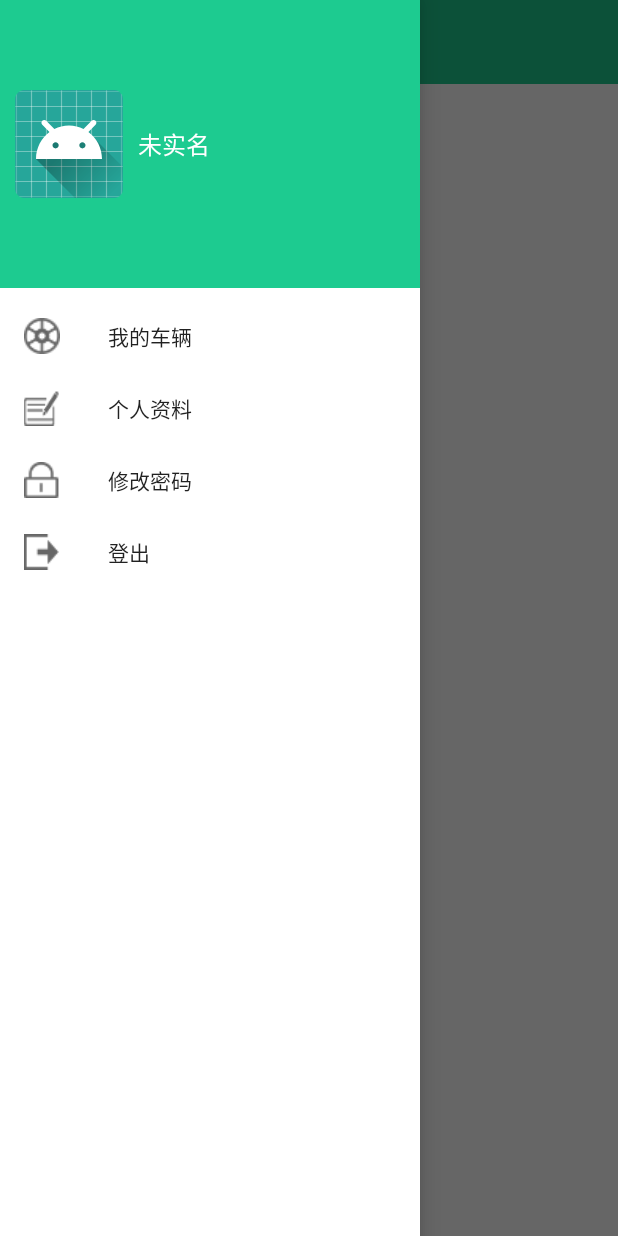
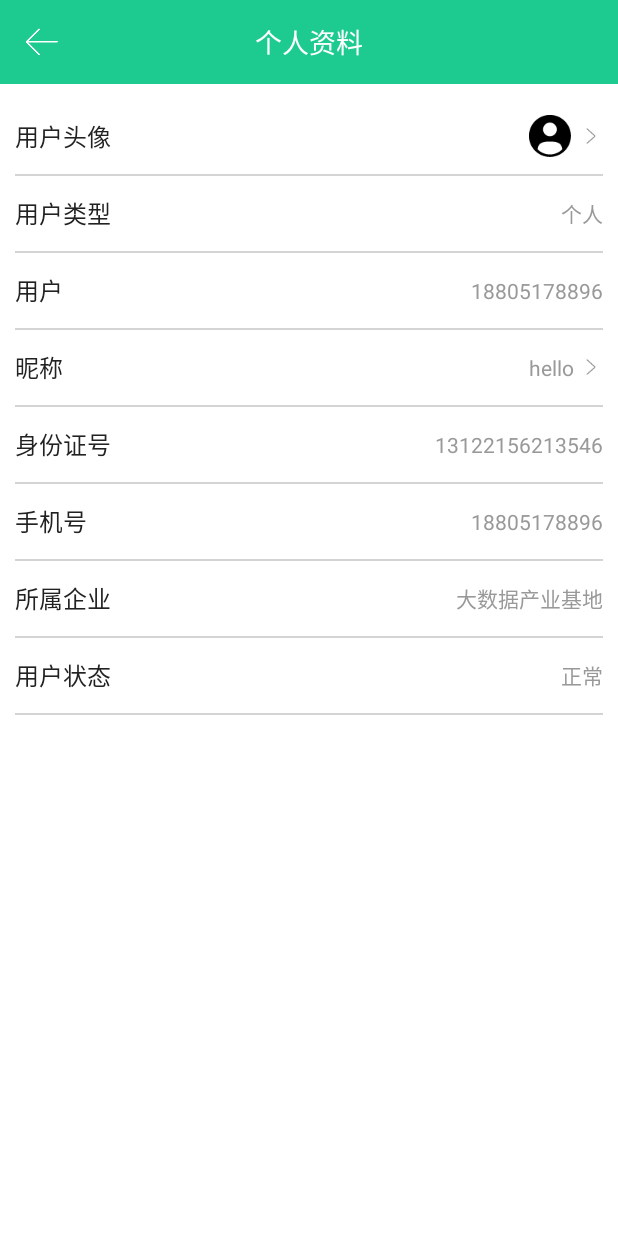
Before and after one commit to BetterZhang/Lease, an Android app: the MainActivity screen opened directly, with no data from a screen before it, in the side drawer, after a tap on "个人资料", on a phone screen of 412 x 824 dp. Run offline under Robolectric (Android 15) with nearby library versions, the phone set to English and light mode, and no system bars; our stand-ins replace ButterKnife.

Commit message:
个人资料页面

```diff
--- /dev/null
+++ b/app/src/main/java/com/anshi/lease/ui/activity/EditPwdActivity.java
@@ -0,0 +1,18 @@
+package com.anshi.lease.ui.activity;
+
+import com.anshi.lease.R;
+import com.anshi.lease.ui.base.LeaseBaseActivity;
+
+/**
+ * Created by Android Studio.
+ * Author : zhangzhongqiang
+ * Email  : betterzhang.dev@gmail.com
+ * Time   : 2018/05/16 上午 9:29
+ * Desc   : 修改密码页面
+ */
+public class EditPwdActivity extends LeaseBaseActivity {
+    @Override
+    protected int getContentViewId() {
+        return R.layout.activity_edit_pwd;
+    }
+}
--- a/app/src/main/java/com/anshi/lease/ui/activity/MainActivity.java
+++ b/app/src/main/java/com/anshi/lease/ui/activity/MainActivity.java
@@ -54,11 +54,40 @@ public class MainActivity extends LeaseBaseActivity {
             @Override
             public boolean onNavigationItemSelected(@NonNull MenuItem item) {
                 switch (item.getItemId()) {
-
+                    case R.id.item_bike:
+                        gotoBikeActivity();
+                        break;
+                    case R.id.item_personal:
+                        gotoPersonalActivity();
+                        break;
+                    case R.id.item_editpwd:
+                        gotoEditPwdActivity();
+                        break;
+                    case R.id.item_logout:
+                        logout();
+                        break;
+                    default:
+                        break;
                 }
                 return false;
             }
         });
     }
 
+    private void gotoBikeActivity() {
+
+    }
+
+    private void gotoPersonalActivity() {
+        startAnimActivity(PersonalActivity.class);
+    }
+
+    private void gotoEditPwdActivity() {
+        startAnimActivity(EditPwdActivity.class);
+    }
+
+    private void logout() {
+        showShortToast("登出成功");
+    }
+
 }
--- /dev/null
+++ b/app/src/main/java/com/anshi/lease/ui/activity/PersonalActivity.java
@@ -0,0 +1,25 @@
+package com.anshi.lease.ui.activity;
+
+import com.anshi.lease.R;
+import com.anshi.lease.ui.base.LeaseBaseActivity;
+
+/**
+ * Created by Android Studio.
+ * Author : zhangzhongqiang
+ * Email  : betterzhang.dev@gmail.com
+ * Time   : 2018/05/16 上午 9:27
+ * Desc   : 个人资料页面
+ */
+public class PersonalActivity extends LeaseBaseActivity {
+
+    @Override
+    protected int getContentViewId() {
+        return R.layout.activity_personal;
+    }
+
+    @Override
+    protected void initView() {
+        super.initView();
+        initToolbar("个人资料", true);
+    }
+}
--- /dev/null
+++ b/app/src/main/res/drawable/shape_view_divider.xml
@@ -0,0 +1,7 @@
+<?xml version="1.0" encoding="utf-8"?>
+<shape xmlns:android="http://schemas.android.com/apk/res/android">
+
+    <size android:height="2px" />
+    <solid android:color="@color/common_line_divider" />
+
+</shape>
--- /dev/null
+++ b/app/src/main/res/layout/activity_edit_pwd.xml
@@ -0,0 +1,10 @@
+<?xml version="1.0" encoding="utf-8"?>
+<LinearLayout
+    xmlns:android="http://schemas.android.com/apk/res/android"
+    android:orientation="vertical"
+    android:layout_width="match_parent"
+    android:layout_height="match_parent">
+
+
+
+</LinearLayout>
--- /dev/null
+++ b/app/src/main/res/layout/activity_personal.xml
@@ -0,0 +1,239 @@
+<?xml version="1.0" encoding="utf-8"?>
+<LinearLayout
+    xmlns:android="http://schemas.android.com/apk/res/android"
+    android:layout_width="match_parent"
+    android:layout_height="match_parent"
+    android:orientation="vertical">
+
+    <include layout="@layout/layout_toolbar" />
+
+    <ScrollView
+        android:layout_width="match_parent"
+        android:layout_height="match_parent">
+
+        <LinearLayout
+            android:layout_width="match_parent"
+            android:layout_height="match_parent"
+            android:orientation="vertical"
+            android:padding="10dp"
+            android:showDividers="middle|end"
+            android:divider="@drawable/shape_view_divider">
+
+            <LinearLayout
+                android:layout_width="match_parent"
+                android:layout_height="50dp"
+                android:orientation="horizontal"
+                android:gravity="center_vertical">
+
+                <TextView
+                    android:layout_width="0dp"
+                    android:layout_height="wrap_content"
+                    android:layout_weight="1"
+                    android:gravity="center_vertical"
+                    android:text="用户头像"
+                    android:textSize="16sp"/>
+
+                <LinearLayout
+                    android:layout_width="0dp"
+                    android:layout_height="wrap_content"
+                    android:layout_weight="1"
+                    android:orientation="horizontal"
+                    android:gravity="center_vertical|right">
+
+                    <ImageView
+                        android:layout_width="wrap_content"
+                        android:layout_height="wrap_content"
+                        android:src="@mipmap/ic_user_default"/>
+
+                    <ImageView
+                        android:layout_width="wrap_content"
+                        android:layout_height="wrap_content"
+                        android:layout_marginLeft="3dp"
+                        android:src="@mipmap/ic_more"/>
+
+                </LinearLayout>
+
+            </LinearLayout>
+
+            <LinearLayout
+                android:layout_width="match_parent"
+                android:layout_height="50dp"
+                android:orientation="horizontal"
+                android:gravity="center_vertical">
+
+                <TextView
+                    android:layout_width="0dp"
+                    android:layout_height="wrap_content"
+                    android:layout_weight="1"
+                    android:gravity="center_vertical"
+                    android:text="用户类型"
+                    android:textSize="16sp"/>
+
+                <TextView
+                    android:id="@+id/tv_user_type"
+                    android:layout_width="0dp"
+                    android:layout_height="wrap_content"
+                    android:layout_weight="1"
+                    android:gravity="center_vertical|right"
+                    android:text="个人"
+                    android:textColor="@color/common_font_gray"/>
+
+            </LinearLayout>
+
+            <LinearLayout
+                android:layout_width="match_parent"
+                android:layout_height="50dp"
+                android:orientation="horizontal"
+                android:gravity="center_vertical">
+
+                <TextView
+                    android:layout_width="0dp"
+                    android:layout_height="wrap_content"
+                    android:layout_weight="1"
+                    android:gravity="center_vertical"
+                    android:text="用户"
+                    android:textSize="16sp"/>
+
+                <TextView
+                    android:id="@+id/tv_user_name"
+                    android:layout_width="0dp"
+                    android:layout_height="wrap_content"
+                    android:layout_weight="1"
+                    android:gravity="center_vertical|right"
+                    android:text="18805178896"
+                    android:textColor="@color/common_font_gray"/>
+
+            </LinearLayout>
+
+            <LinearLayout
+                android:layout_width="match_parent"
+                android:layout_height="50dp"
+                android:orientation="horizontal"
+                android:gravity="center_vertical">
+
+                <TextView
+                    android:layout_width="0dp"
+                    android:layout_height="wrap_content"
+                    android:layout_weight="1"
+                    android:gravity="center_vertical"
+                    android:text="昵称"
+                    android:textSize="16sp"/>
+
+                <TextView
+                    android:id="@+id/tv_nick_name"
+                    android:layout_width="0dp"
+                    android:layout_height="wrap_content"
+                    android:layout_weight="1"
+                    android:gravity="center_vertical|right"
+                    android:drawableRight="@mipmap/ic_more"
+                    android:drawablePadding="3dp"
+                    android:text="hello"
+                    android:textColor="@color/common_font_gray"/>
+
+            </LinearLayout>
+
+            <LinearLayout
+                android:layout_width="match_parent"
+                android:layout_height="50dp"
+                android:orientation="horizontal"
+                android:gravity="center_vertical">
+
+                <TextView
+                    android:layout_width="0dp"
+                    android:layout_height="wrap_content"
+                    android:layout_weight="1"
+                    android:gravity="center_vertical"
+                    android:text="身份证号"
+                    android:textSize="16sp"/>
+
+                <TextView
+                    android:id="@+id/tv_idcard"
+                    android:layout_width="0dp"
+                    android:layout_height="wrap_content"
+                    android:layout_weight="1"
+                    android:gravity="center_vertical|right"
+                    android:text="13122156213546"
+                    android:textColor="@color/common_font_gray"/>
+
+            </LinearLayout>
+
+            <LinearLayout
+                android:layout_width="match_parent"
+                android:layout_height="50dp"
+                android:orientation="horizontal"
+                android:gravity="center_vertical">
+
+                <TextView
+                    android:layout_width="0dp"
+                    android:layout_height="wrap_content"
+                    android:layout_weight="1"
+                    android:gravity="center_vertical"
+                    android:text="手机号"
+                    android:textSize="16sp"/>
+
+                <TextView
+                    android:id="@+id/tv_phone"
+                    android:layout_width="0dp"
+                    android:layout_height="wrap_content"
+                    android:layout_weight="1"
+                    android:gravity="center_vertical|right"
+                    android:text="18805178896"
+                    android:textColor="@color/common_font_gray"/>
+
+            </LinearLayout>
+
+            <LinearLayout
+                android:layout_width="match_parent"
+                android:layout_height="50dp"
+                android:orientation="horizontal"
+                android:gravity="center_vertical">
+
+                <TextView
+                    android:layout_width="0dp"
+                    android:layout_height="wrap_content"
+                    android:layout_weight="1"
+                    android:gravity="center_vertical"
+                    android:text="所属企业"
+                    android:textSize="16sp"/>
+
+                <TextView
+                    android:id="@+id/tv_company"
+                    android:layout_width="0dp"
+                    android:layout_height="wrap_content"
+                    android:layout_weight="1"
+                    android:gravity="center_vertical|right"
+                    android:text="大数据产业基地"
+                    android:textColor="@color/common_font_gray"/>
+
+            </LinearLayout>
+
+            <LinearLayout
+                android:layout_width="match_parent"
+                android:layout_height="50dp"
+                android:orientation="horizontal"
+                android:gravity="center_vertical">
+
+                <TextView
+                    android:layout_width="0dp"
+                    android:layout_height="wrap_content"
+                    android:layout_weight="1"
+                    android:gravity="center_vertical"
+                    android:text="用户状态"
+                    android:textSize="16sp"/>
+
+                <TextView
+                    android:id="@+id/tv_user_state"
+                    android:layout_width="0dp"
+                    android:layout_height="wrap_content"
+                    android:layout_weight="1"
+                    android:gravity="center_vertical|right"
+                    android:text="正常"
+                    android:textColor="@color/common_font_gray"/>
+
+            </LinearLayout>
+
+        </LinearLayout>
+
+    </ScrollView>
+
+</LinearLayout>
--- a/app/src/main/res/layout/navigation_drawer_header.xml
+++ b/app/src/main/res/layout/navigation_drawer_header.xml
@@ -3,7 +3,7 @@
     xmlns:android="http://schemas.android.com/apk/res/android"
     android:orientation="horizontal"
     android:layout_width="match_parent"
-    android:layout_height="192dp"
+    android:layout_height="150dp"
     android:gravity="center_vertical"
     android:background="@color/colorPrimary"
     android:padding="10dp"
```
Also changed, not shown: app/src/main/AndroidManifest.xml (+8 -0 lines), app/src/main/res/mipmap-xhdpi/ic_code.png (added), app/src/main/res/mipmap-xhdpi/ic_company.png (added), app/src/main/res/mipmap-xhdpi/ic_more.png (added), app/src/main/res/mipmap-xhdpi/ic_phone.png (added), app/src/main/res/mipmap-xhdpi/ic_pwd.png (added), app/src/main/res/mipmap-xhdpi/ic_user_default.png (added), app/src/main/res/mipmap-xxhdpi/ic_code.png (added), app/src/main/res/mipmap-xxhdpi/ic_company.png (added), app/src/main/res/mipmap-xxhdpi/ic_phone.png (added), app/src/main/res/mipmap-xxhdpi/ic_pwd.png (added).
